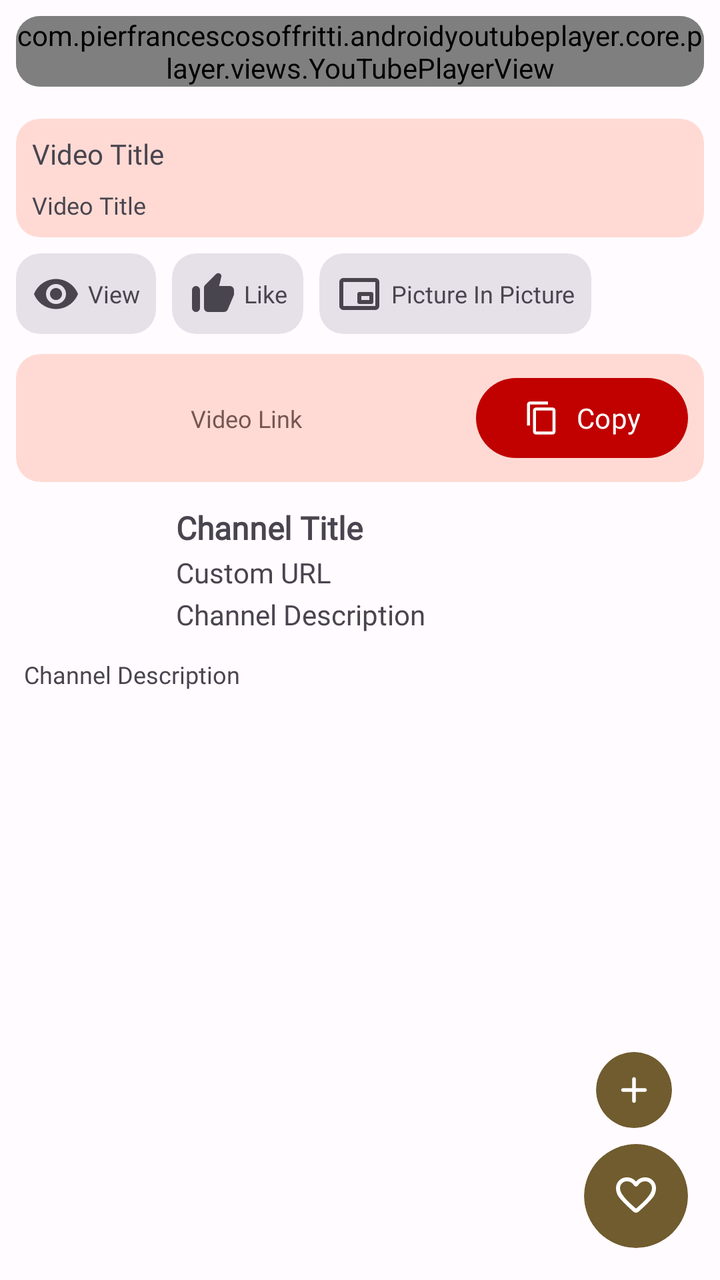
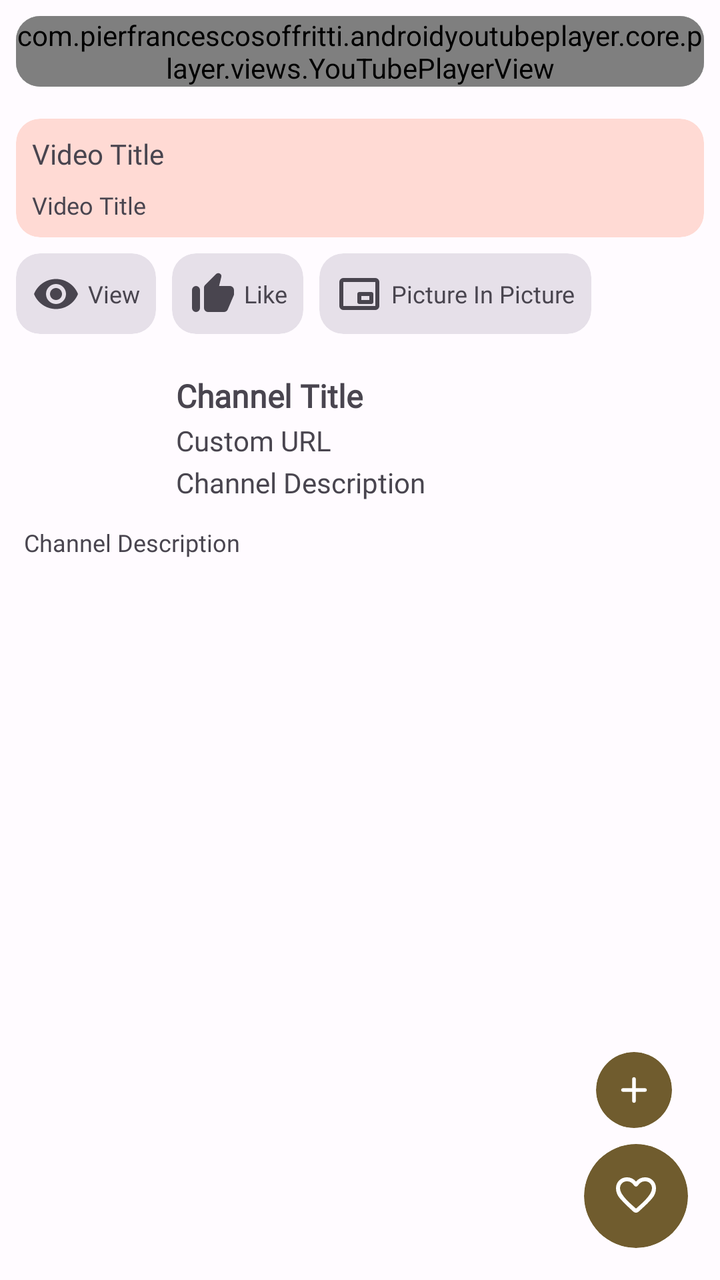

Compare the two renders of this Android layout. The source of the first and the diff that turns it into the second are given below.
<!-- AndroidManifest.xml: application theme Theme.Dopamine -->
<!-- res/layout/activity_youtube_player.xml -->
<?xml version="1.0" encoding="utf-8"?>
<androidx.constraintlayout.widget.ConstraintLayout xmlns:android="http://schemas.android.com/apk/res/android"
    xmlns:app="http://schemas.android.com/apk/res-auto"
    xmlns:tools="http://schemas.android.com/tools"
    android:id="@+id/main"
    android:layout_width="match_parent"
    android:layout_height="match_parent"
    android:layout_margin="8dp"
    android:fitsSystemWindows="true"
    tools:context=".activities.YoutubePlayer">

    <androidx.constraintlayout.widget.ConstraintLayout
        android:id="@+id/YtPlayerLayout"
        android:layout_width="match_parent"
        android:layout_height="wrap_content"
        android:layout_margin="8dp"
        app:layout_constraintEnd_toEndOf="parent"
        app:layout_constraintStart_toStartOf="parent"
        app:layout_constraintTop_toTopOf="parent"
        app:layout_constraintBottom_toTopOf="@id/scrollView">

        <com.google.android.material.card.MaterialCardView
            android:id="@+id/YtPlayerCardFrame"
            style="@style/Widget.Material3.CardView.Filled"
            android:layout_width="match_parent"
            android:layout_height="wrap_content"
            app:layout_constraintBottom_toBottomOf="parent"
            app:layout_constraintEnd_toEndOf="parent"
            app:layout_constraintStart_toStartOf="parent"
            app:layout_constraintTop_toTopOf="parent">

            <FrameLayout
                android:id="@+id/frameLayout"
                android:layout_width="match_parent"
                android:layout_height="wrap_content"
                app:layout_constraintBottom_toBottomOf="parent"
                app:layout_constraintEnd_toEndOf="parent"
                app:layout_constraintStart_toStartOf="parent"
                app:layout_constraintTop_toTopOf="parent">

                <com.pierfrancescosoffritti.androidyoutubeplayer.core.player.views.YouTubePlayerView
                    android:id="@+id/YtPlayerFrame"
                    android:layout_width="match_parent"
                    android:layout_height="wrap_content" />

            </FrameLayout>
        </com.google.android.material.card.MaterialCardView>

        <com.google.android.material.card.MaterialCardView
            android:id="@+id/YtPlayerCard"
            android:layout_width="match_parent"
            android:layout_height="wrap_content"
            style="@style/Widget.Material3.CardView.Filled"
            app:layout_constraintEnd_toEndOf="parent"
            app:layout_constraintStart_toStartOf="parent"
            app:layout_constraintTop_toTopOf="parent">
            <com.pierfrancescosoffritti.androidyoutubeplayer.core.player.views.YouTubePlayerView
                android:id="@+id/YtPlayer"
                android:layout_width="match_parent"
                android:layout_height="wrap_content" />
        </com.google.android.material.card.MaterialCardView>
    </androidx.constraintlayout.widget.ConstraintLayout>

    <ScrollView
        android:id="@+id/scrollView"
        android:layout_width="match_parent"
        android:layout_height="0dp"
        android:scrollbars="none"
        app:layout_constraintBottom_toBottomOf="parent"
        app:layout_constraintEnd_toEndOf="parent"
        app:layout_constraintStart_toStartOf="parent"
        app:layout_constraintTop_toBottomOf="@id/YtPlayerLayout">

        <androidx.constraintlayout.widget.ConstraintLayout
            android:id="@+id/yt_des"
            android:layout_width="match_parent"
            android:layout_height="wrap_content">

            <com.google.android.material.card.MaterialCardView
                android:id="@+id/secondContainer"
                style="@style/Widget.Material3.CardView.Filled"
                android:layout_width="match_parent"
                android:layout_height="wrap_content"
                android:layout_margin="8dp"
                android:backgroundTint="?attr/colorPrimaryContainer"
                app:layout_constraintEnd_toEndOf="parent"
                app:layout_constraintStart_toStartOf="parent"
                app:layout_constraintTop_toTopOf="parent">

                <androidx.constraintlayout.widget.ConstraintLayout
                    android:id="@+id/constraint"
                    android:layout_width="match_parent"
                    android:layout_height="match_parent">

                    <com.google.android.material.textview.MaterialTextView
                        android:id="@+id/textTitle"
                        android:layout_width="match_parent"
                        android:layout_height="wrap_content"
                        android:layout_marginStart="8dp"
                        android:layout_marginTop="8dp"
                        android:layout_marginEnd="8dp"
                        android:layout_marginBottom="4dp"
                        android:fontFamily="@font/circular_spotify"
                        android:text="@string/video_title"
                        android:textSize="14sp"
                        app:layout_constraintEnd_toEndOf="parent"
                        app:layout_constraintStart_toStartOf="parent"
                        app:layout_constraintTop_toTopOf="parent" />

                    <com.google.android.material.textview.MaterialTextView
                        android:id="@+id/textDescription"
                        android:layout_width="match_parent"
                        android:layout_height="wrap_content"
                        android:layout_marginStart="8dp"
                        android:layout_marginTop="8dp"
                        android:layout_marginEnd="8dp"
                        android:layout_marginBottom="8dp"
                        android:fontFamily="@font/proxima_nova"
                        android:maxLines="5"
                        android:text="@string/video_title"
                        android:textSize="12sp"
                        app:layout_constraintBottom_toBottomOf="parent"
                        app:layout_constraintEnd_toEndOf="parent"
                        app:layout_constraintHorizontal_bias="0.5"
                        app:layout_constraintStart_toStartOf="parent"
                        app:layout_constraintTop_toBottomOf="@+id/textTitle" />

                </androidx.constraintlayout.widget.ConstraintLayout>
            </com.google.android.material.card.MaterialCardView>

            <LinearLayout
                android:id="@+id/fourthContainer"
                android:layout_width="match_parent"
                android:layout_height="wrap_content"
                android:gravity="left"
                android:orientation="horizontal"
                app:layout_constraintEnd_toEndOf="parent"
                app:layout_constraintStart_toStartOf="parent"
                app:layout_constraintTop_toBottomOf="@+id/secondContainer"
                tools:ignore="RtlHardcoded">

                <com.google.android.material.card.MaterialCardView
                    android:id="@+id/materialCardView3"
                    style="@style/Widget.Material3.CardView.Filled"
                    android:layout_width="wrap_content"
                    android:layout_height="wrap_content"
                    android:layout_marginStart="8dp"
                    android:layout_marginTop="8dp"
                    android:layout_marginBottom="8dp">

                    <androidx.constraintlayout.widget.ConstraintLayout
                        android:layout_width="match_parent"
                        android:layout_height="wrap_content">

                        <com.google.android.material.imageview.ShapeableImageView
                            android:id="@+id/view_video_eye"
                            android:layout_width="wrap_content"
                            android:layout_height="wrap_content"
                            android:layout_marginStart="8dp"
                            android:src="@drawable/ic_view"
                            app:layout_constraintBottom_toBottomOf="parent"
                            app:layout_constraintStart_toStartOf="parent"
                            app:layout_constraintTop_toTopOf="parent" />

                        <com.google.android.material.textview.MaterialTextView
                            android:id="@+id/textView"
                            android:layout_width="wrap_content"
                            android:layout_height="wrap_content"
                            android:layout_marginStart="4dp"
                            android:layout_marginTop="12dp"
                            android:layout_marginEnd="8dp"
                            android:layout_marginBottom="12dp"
                            android:ellipsize="end"
                            android:fontFamily="@font/circular_spotify"
                            android:maxLines="2"
                            android:text="@string/video_view"
                            android:textSize="12sp"
                            app:layout_constraintBottom_toBottomOf="parent"
                            app:layout_constraintEnd_toEndOf="parent"
                            app:layout_constraintStart_toEndOf="@+id/view_video_eye"
                            app:layout_constraintTop_toTopOf="parent" />
                    </androidx.constraintlayout.widget.ConstraintLayout>
                </com.google.android.material.card.MaterialCardView>

                <com.google.android.material.card.MaterialCardView
                    android:id="@+id/materialCardView2"
                    style="@style/Widget.Material3.CardView.Filled"
                    android:layout_width="wrap_content"
                    android:layout_height="wrap_content"
                    android:layout_gravity="center"
                    android:layout_marginStart="8dp"
                    android:layout_marginTop="8dp"
                    android:layout_marginBottom="8dp"
                    app:layout_constraintBottom_toBottomOf="parent"
                    app:layout_constraintStart_toStartOf="parent"
                    app:layout_constraintTop_toTopOf="parent">

                    <androidx.constraintlayout.widget.ConstraintLayout
                        android:layout_width="match_parent"
                        android:layout_height="match_parent">

                        <com.google.android.material.imageview.ShapeableImageView
                            android:id="@+id/like_video_thumb"
                            android:layout_width="wrap_content"
                            android:layout_height="wrap_content"
                            android:layout_marginStart="8dp"
                            android:src="@drawable/ic_like_video"
                            app:layout_constraintBottom_toBottomOf="parent"
                            app:layout_constraintStart_toStartOf="parent"
                            app:layout_constraintTop_toTopOf="parent" />

                        <com.google.android.material.textview.MaterialTextView
                            android:id="@+id/textLiked"
                            android:layout_width="wrap_content"
                            android:layout_height="wrap_content"
                            android:layout_marginStart="4dp"
                            android:layout_marginTop="12dp"
                            android:layout_marginEnd="8dp"
                            android:layout_marginBottom="12dp"
                            android:ellipsize="end"
                            android:fontFamily="@font/circular_spotify"
                            android:maxLines="2"
                            android:text="@string/like"
                            android:textSize="12sp"
                            app:layout_constraintBottom_toBottomOf="parent"
                            app:layout_constraintEnd_toEndOf="parent"
                            app:layout_constraintHorizontal_bias="0.0"
                            app:layout_constraintStart_toEndOf="@id/like_video_thumb"
                            app:layout_constraintTop_toTopOf="parent" />
                    </androidx.constraintlayout.widget.ConstraintLayout>
                </com.google.android.material.card.MaterialCardView>

                <com.google.android.material.card.MaterialCardView
                    android:id="@+id/enter_in_pip"
                    style="@style/Widget.Material3.CardView.Filled"
                    android:layout_width="wrap_content"
                    android:layout_height="wrap_content"
                    android:layout_gravity="center"
                    android:layout_marginStart="8dp"
                    android:layout_marginTop="8dp"
                    android:layout_marginEnd="8dp"
                    android:layout_marginBottom="8dp"
                    app:layout_constraintBottom_toBottomOf="parent"
                    app:layout_constraintEnd_toStartOf="@+id/materialCardView3"
                    app:layout_constraintStart_toEndOf="@+id/materialCardView2"
                    app:layout_constraintTop_toTopOf="parent">

                    <androidx.constraintlayout.widget.ConstraintLayout
                        android:layout_width="wrap_content"
                        android:layout_height="wrap_content">

                        <com.google.android.material.imageview.ShapeableImageView
                            android:id="@+id/pip_img"
                            android:layout_width="wrap_content"
                            android:layout_height="wrap_content"
                            android:layout_marginStart="8dp"
                            android:src="@drawable/ic_picture_in_picture"
                            app:layout_constraintBottom_toBottomOf="parent"
                            app:layout_constraintStart_toStartOf="parent"
                            app:layout_constraintTop_toTopOf="parent" />

                        <com.google.android.material.textview.MaterialTextView
                            android:layout_width="wrap_content"
                            android:layout_height="wrap_content"
                            android:layout_marginStart="4dp"
                            android:layout_marginTop="12dp"
                            android:layout_marginEnd="8dp"
                            android:layout_marginBottom="12dp"
                            android:fontFamily="@font/circular_spotify"
                            android:text="@string/pip"
                            android:textSize="12sp"
                            app:layout_constraintBottom_toBottomOf="parent"
                            app:layout_constraintEnd_toEndOf="parent"
                            app:layout_constraintStart_toEndOf="@+id/pip_img"
                            app:layout_constraintTop_toTopOf="parent" />
                    </androidx.constraintlayout.widget.ConstraintLayout>
                </com.google.android.material.card.MaterialCardView>

            </LinearLayout>

            <com.google.android.material.card.MaterialCardView
                android:id="@+id/video_link_button"
                style="@style/Widget.Material3.CardView.Filled"
                android:layout_width="match_parent"
                android:layout_height="wrap_content"
                android:layout_marginStart="8dp"
                android:layout_marginTop="2dp"
                android:layout_marginEnd="8dp"
                android:backgroundTint="?attr/colorSecondaryContainer"
                app:layout_constraintEnd_toEndOf="parent"
                app:layout_constraintStart_toStartOf="parent"
                app:layout_constraintTop_toBottomOf="@id/fourthContainer">

                <androidx.constraintlayout.widget.ConstraintLayout
                    android:layout_width="match_parent"
                    android:layout_height="wrap_content">

                    <com.google.android.material.textview.MaterialTextView
                        android:id="@+id/video_link"
                        android:layout_width="0dp"
                        android:layout_height="wrap_content"
                        android:layout_gravity="start"
                        android:layout_margin="8dp"
                        android:layout_marginStart="16dp"
                        android:layout_marginEnd="4dp"
                        android:fontFamily="@font/circular_spotify"
                        android:gravity="center"
                        android:maxLines="2"
                        android:text="@string/video_link"
                        android:textColor="?attr/colorControlActivated"
                        android:textSize="12sp"
                        app:layout_constraintBottom_toBottomOf="parent"
                        app:layout_constraintEnd_toStartOf="@+id/copy_video_link"
                        app:layout_constraintStart_toStartOf="parent"
                        app:layout_constraintTop_toTopOf="parent" />

                    <com.google.android.material.button.MaterialButton
                        android:id="@+id/copy_video_link"
                        android:layout_width="wrap_content"
                        android:layout_height="wrap_content"
                        android:layout_gravity="end"
                        android:layout_margin="8dp"
                        android:fontFamily="@font/circular_spotify"
                        android:text="@string/copy"
                        app:icon="@drawable/ic_copy_text"
                        app:layout_constraintBottom_toBottomOf="parent"
                        app:layout_constraintEnd_toEndOf="parent"
                        app:layout_constraintTop_toTopOf="parent"
                        tools:ignore="PrivateResource" />

                </androidx.constraintlayout.widget.ConstraintLayout>

            </com.google.android.material.card.MaterialCardView>

            <com.google.android.material.imageview.ShapeableImageView
                android:id="@+id/imageView"
                android:layout_width="64dp"
                android:layout_height="64dp"
                android:layout_marginStart="12dp"
                android:layout_marginTop="12dp"
                app:layout_constraintStart_toStartOf="parent"
                app:layout_constraintTop_toBottomOf="@id/video_link_button"
                app:shapeAppearance="@style/ShapeAppearance.Material3.Corner.Medium" />

            <com.google.android.material.textview.MaterialTextView
                android:id="@+id/text1"
                android:layout_width="wrap_content"
                android:layout_height="wrap_content"
                android:layout_marginStart="12dp"
                android:layout_marginTop="0dp"
                android:fontFamily="@font/circular_spotify"
                android:text="@string/channel_title"
                android:textSize="16sp"
                android:textStyle="bold"
                app:layout_constraintStart_toEndOf="@id/imageView"
                app:layout_constraintTop_toTopOf="@id/imageView" />

            <com.google.android.material.textview.MaterialTextView
                android:id="@+id/text2"
                android:layout_width="wrap_content"
                android:layout_height="wrap_content"
                android:layout_marginStart="12dp"
                android:layout_marginTop="2dp"
                android:fontFamily="@font/proxima_nova"
                android:text="@string/custom_url"
                android:textSize="14sp"
                app:layout_constraintStart_toEndOf="@id/imageView"
                app:layout_constraintTop_toBottomOf="@id/text1" />

            <com.google.android.material.textview.MaterialTextView
                android:id="@+id/text3"
                android:layout_width="wrap_content"
                android:layout_height="wrap_content"
                android:layout_marginStart="12dp"
                android:layout_marginTop="2dp"
                android:fontFamily="@font/proxima_nova"
                android:text="@string/channel_description"
                android:textSize="14sp"
                app:layout_constraintStart_toEndOf="@id/imageView"
                app:layout_constraintTop_toBottomOf="@id/text2" />

            <com.google.android.material.textview.MaterialTextView
                android:id="@+id/text4"
                android:layout_width="match_parent"
                android:layout_height="wrap_content"
                android:layout_margin="12dp"
                android:fontFamily="@font/proxima_nova"
                android:maxLines="3"
                android:text="@string/channel_description"
                android:textSize="12sp"
                app:layout_constraintEnd_toEndOf="parent"
                app:layout_constraintStart_toStartOf="parent"
                app:layout_constraintTop_toBottomOf="@id/imageView" />

            <androidx.recyclerview.widget.RecyclerView
                android:id="@+id/channelsPlaylist"
                android:layout_width="match_parent"
                android:layout_height="wrap_content"
                android:layout_margin="8dp"
                android:layout_marginStart="8dp"
                android:layout_marginEnd="8dp"
                android:scrollbars="none"
                app:layout_constraintEnd_toEndOf="parent"
                app:layout_constraintStart_toStartOf="parent"
                app:layout_constraintTop_toBottomOf="@id/text4" />

        </androidx.constraintlayout.widget.ConstraintLayout>
    </ScrollView>

    <com.google.android.material.card.MaterialCardView
        android:id="@+id/materialCardView"
        style="@style/Widget.Material3.CardView.Filled"
        android:layout_width="wrap_content"
        android:layout_height="wrap_content"
        android:layout_margin="16dp"
        app:cardBackgroundColor="?attr/colorTertiary"
        app:layout_constraintBottom_toBottomOf="parent"
        app:layout_constraintEnd_toEndOf="parent"
        app:shapeAppearance="@style/ShapeAppearance.Material3.Corner.Full">

        <com.google.android.material.checkbox.MaterialCheckBox
            android:id="@+id/addToPlayList"
            android:layout_width="wrap_content"
            android:layout_height="wrap_content"
            android:layout_margin="2dp"
            android:button="@drawable/ic_favourite"
            android:contentDescription="@string/app_name"
            android:visibility="visible"
            app:buttonTint="?attr/colorOnTertiary" />
    </com.google.android.material.card.MaterialCardView>

    <com.google.android.material.card.MaterialCardView
        style="@style/Widget.Material3.CardView.Filled"
        android:layout_width="wrap_content"
        android:layout_height="wrap_content"
        android:layout_marginEnd="24dp"
        android:layout_marginBottom="8dp"
        app:cardBackgroundColor="?attr/colorTertiary"
        app:layout_constraintBottom_toTopOf="@+id/materialCardView"
        app:layout_constraintEnd_toEndOf="parent"
        app:shapeAppearance="@style/ShapeAppearance.Material3.Corner.Full">

        <com.google.android.material.imageview.ShapeableImageView
            android:id="@+id/addToCustomPlayList"
            android:layout_width="38dp"
            android:layout_height="38dp"
            android:padding="8dp"
            android:src="@drawable/round_add_24"
            android:visibility="visible" />
    </com.google.android.material.card.MaterialCardView>
</androidx.constraintlayout.widget.ConstraintLayout>
<!-- resources referenced by this layout -->
<resources>
  <!-- drawable ic_copy_text (drawable) -->
  <vector android:height="24dp" android:tint="?attr/colorControlNormal"
      android:viewportHeight="24" android:viewportWidth="24"
      android:width="24dp" xmlns:android="http://schemas.android.com/apk/res/android">
      <path android:fillColor="@android:color/white" android:pathData="M16,1L4,1c-1.1,0 -2,0.9 -2,2v14h2L4,3h12L16,1zM19,5L8,5c-1.1,0 -2,0.9 -2,2v14c0,1.1 0.9,2 2,2h11c1.1,0 2,-0.9 2,-2L21,7c0,-1.1 -0.9,-2 -2,-2zM19,21L8,21L8,7h11v14z"/>
  </vector>
  <!-- drawable ic_favourite (drawable) -->
  <?xml version="1.0" encoding="utf-8"?>
  <selector xmlns:android="http://schemas.android.com/apk/res/android">
      <item android:state_checked="true" android:drawable="@drawable/ic_favourite_videos_fill"/>
      <item android:state_checked="false" android:drawable="@drawable/ic_favourite_videos_out"/>
  </selector>
  <!-- drawable round_add_24 (drawable) -->
  <vector xmlns:android="http://schemas.android.com/apk/res/android" android:height="24dp" android:tint="#FFFFFF" android:viewportHeight="24" android:viewportWidth="24" android:width="24dp">
        
      <path android:fillColor="@android:color/white" android:pathData="M18,13h-5v5c0,0.55 -0.45,1 -1,1s-1,-0.45 -1,-1v-5H6c-0.55,0 -1,-0.45 -1,-1s0.45,-1 1,-1h5V6c0,-0.55 0.45,-1 1,-1s1,0.45 1,1v5h5c0.55,0 1,0.45 1,1s-0.45,1 -1,1z"/>
      
  </vector>
  <string name="app_name">Dopamine</string>
  <string name="channel_description">Channel Description</string>
  <string name="channel_title">Channel Title</string>
  <string name="copy">Copy</string>
  <string name="custom_url">Custom URL</string>
  <string name="like">Like</string>
  <string name="pip">Picture In Picture</string>
  <string name="video_link">Video Link</string>
  <string name="video_title">Video Title</string>
  <string name="video_view">View</string>
  <style name="Theme.Dopamine" parent="Base.Theme.Dopamine" />
  <!-- drawable ic_favourite_videos_fill (drawable) -->
  <vector xmlns:android="http://schemas.android.com/apk/res/android"
      android:width="24dp"
      android:height="24dp"
      android:viewportWidth="960"
      android:viewportHeight="960">
    <path
        android:fillColor="?attr/colorControlNormal"
        android:pathData="M480,813q-14,0 -28.5,-5T426,792l-69,-63q-106,-97 -191.5,-192.5T80,326q0,-94 63,-157t157,-63q53,0 100,22.5t80,61.5q33,-39 80,-61.5T660,106q94,0 157,63t63,157q0,115 -85,211T602,730l-68,62q-11,11 -25.5,16t-28.5,5Z"/>
  </vector>
  <color name="md_theme_light_primary">#C00100</color>
  <color name="md_theme_light_onPrimary">#FFFFFF</color>
  <color name="md_theme_light_primaryContainer">#FFDAD4</color>
  <color name="md_theme_light_onPrimaryContainer">#410000</color>
  <color name="md_theme_light_secondary">#775651</color>
  <color name="md_theme_light_onSecondary">#FFFFFF</color>
  <color name="md_theme_light_secondaryContainer">#FFDAD4</color>
  <color name="md_theme_light_onSecondaryContainer">#2C1512</color>
  <color name="md_theme_light_tertiary">#705C2E</color>
  <color name="md_theme_light_onTertiary">#FFFFFF</color>
  <color name="md_theme_light_tertiaryContainer">#FBDFA6</color>
  <color name="md_theme_light_onTertiaryContainer">#251A00</color>
  <color name="md_theme_light_error">#BA1A1A</color>
  <color name="md_theme_light_errorContainer">#FFDAD6</color>
  <color name="md_theme_light_onError">#FFFFFF</color>
  <color name="md_theme_light_onErrorContainer">#410002</color>
  <color name="md_theme_light_background">#FFFBFF</color>
  <color name="md_theme_light_onBackground">#201A19</color>
  <color name="md_theme_light_surface">#FFFBFF</color>
  <color name="md_theme_light_onSurface">#201A19</color>
  <color name="md_theme_light_surfaceVariant">#F5DDDA</color>
  <color name="md_theme_light_onSurfaceVariant">#534341</color>
  <color name="md_theme_light_outline">#857370</color>
  <color name="md_theme_light_inverseOnSurface">#FBEEEC</color>
  <color name="md_theme_light_inverseSurface">#362F2E</color>
  <color name="md_theme_light_inversePrimary">#FFB4A8</color>
  <!-- unchanged entries left out for length: 5 -->
</resources>

<!-- the commit's change to res/layout/activity_youtube_player.xml (unified diff, before → after) -->
@@ -278,59 +278,7 @@
 
             </LinearLayout>
 
-            <com.google.android.material.card.MaterialCardView
-                android:id="@+id/video_link_button"
-                style="@style/Widget.Material3.CardView.Filled"
-                android:layout_width="match_parent"
-                android:layout_height="wrap_content"
-                android:layout_marginStart="8dp"
-                android:layout_marginTop="2dp"
-                android:layout_marginEnd="8dp"
-                android:backgroundTint="?attr/colorSecondaryContainer"
-                app:layout_constraintEnd_toEndOf="parent"
-                app:layout_constraintStart_toStartOf="parent"
-                app:layout_constraintTop_toBottomOf="@id/fourthContainer">
-
-                <androidx.constraintlayout.widget.ConstraintLayout
-                    android:layout_width="match_parent"
-                    android:layout_height="wrap_content">
-
-                    <com.google.android.material.textview.MaterialTextView
-                        android:id="@+id/video_link"
-                        android:layout_width="0dp"
-                        android:layout_height="wrap_content"
-                        android:layout_gravity="start"
-                        android:layout_margin="8dp"
-                        android:layout_marginStart="16dp"
-                        android:layout_marginEnd="4dp"
-                        android:fontFamily="@font/circular_spotify"
-                        android:gravity="center"
-                        android:maxLines="2"
-                        android:text="@string/video_link"
-                        android:textColor="?attr/colorControlActivated"
-                        android:textSize="12sp"
-                        app:layout_constraintBottom_toBottomOf="parent"
-                        app:layout_constraintEnd_toStartOf="@+id/copy_video_link"
-                        app:layout_constraintStart_toStartOf="parent"
-                        app:layout_constraintTop_toTopOf="parent" />
-
-                    <com.google.android.material.button.MaterialButton
-                        android:id="@+id/copy_video_link"
-                        android:layout_width="wrap_content"
-                        android:layout_height="wrap_content"
-                        android:layout_gravity="end"
-                        android:layout_margin="8dp"
-                        android:fontFamily="@font/circular_spotify"
-                        android:text="@string/copy"
-                        app:icon="@drawable/ic_copy_text"
-                        app:layout_constraintBottom_toBottomOf="parent"
-                        app:layout_constraintEnd_toEndOf="parent"
-                        app:layout_constraintTop_toTopOf="parent"
-                        tools:ignore="PrivateResource" />
-
-                </androidx.constraintlayout.widget.ConstraintLayout>
-
-            </com.google.android.material.card.MaterialCardView>
+
 
             <com.google.android.material.imageview.ShapeableImageView
                 android:id="@+id/imageView"
@@ -339,7 +287,7 @@
                 android:layout_marginStart="12dp"
                 android:layout_marginTop="12dp"
                 app:layout_constraintStart_toStartOf="parent"
-                app:layout_constraintTop_toBottomOf="@id/video_link_button"
+                app:layout_constraintTop_toBottomOf="@id/fourthContainer"
                 app:shapeAppearance="@style/ShapeAppearance.Material3.Corner.Medium" />
 
             <com.google.android.material.textview.MaterialTextView
<!-- resource entries referenced after the edit -->
@@ -1,11 +1,5 @@
 <!-- resources referenced by this layout -->
 <resources>
-  <!-- drawable ic_copy_text (drawable) -->
-  <vector android:height="24dp" android:tint="?attr/colorControlNormal"
-      android:viewportHeight="24" android:viewportWidth="24"
-      android:width="24dp" xmlns:android="http://schemas.android.com/apk/res/android">
-      <path android:fillColor="@android:color/white" android:pathData="M16,1L4,1c-1.1,0 -2,0.9 -2,2v14h2L4,3h12L16,1zM19,5L8,5c-1.1,0 -2,0.9 -2,2v14c0,1.1 0.9,2 2,2h11c1.1,0 2,-0.9 2,-2L21,7c0,-1.1 -0.9,-2 -2,-2zM19,21L8,21L8,7h11v14z"/>
-  </vector>
   <!-- drawable ic_favourite (drawable) -->
   <?xml version="1.0" encoding="utf-8"?>
   <selector xmlns:android="http://schemas.android.com/apk/res/android">
@@ -21,11 +15,9 @@
   <string name="app_name">Dopamine</string>
   <string name="channel_description">Channel Description</string>
   <string name="channel_title">Channel Title</string>
-  <string name="copy">Copy</string>
   <string name="custom_url">Custom URL</string>
   <string name="like">Like</string>
   <string name="pip">Picture In Picture</string>
-  <string name="video_link">Video Link</string>
   <string name="video_title">Video Title</string>
   <string name="video_view">View</string>
   <style name="Theme.Dopamine" parent="Base.Theme.Dopamine" />
